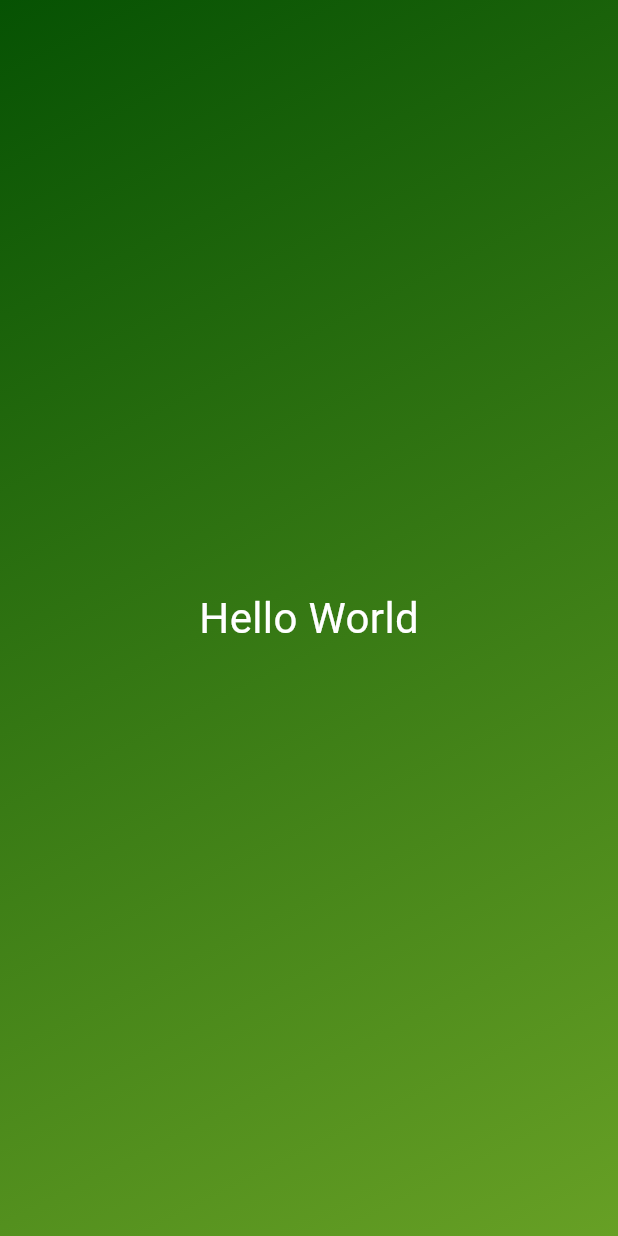
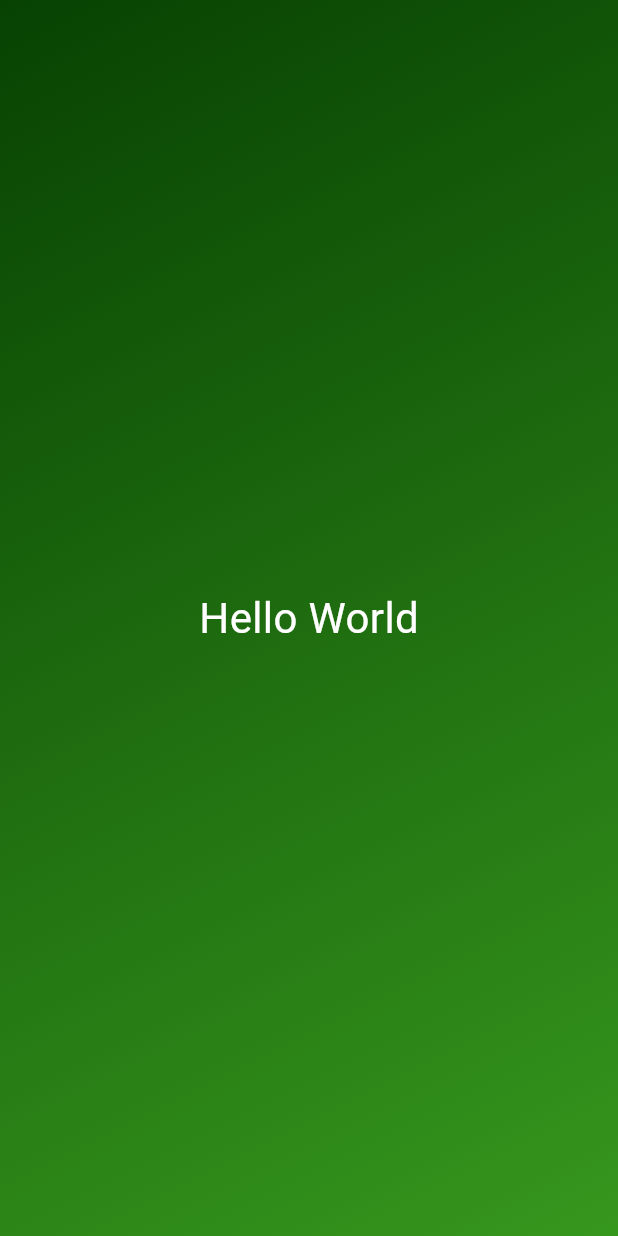
Before and after one commit to Oyaabuun/flutter, a Flutter app: the screen it shows after launch, on a phone screen of 412 x 824 dp. Run offline on Flutter 3.47's test engine with Material 3 defaults, Android fonts, the phone set to English and light mode, and no system bars.

Commit message:
first commit afdasfasf as f

```diff
--- a/lib/gradient_container.dart
+++ b/lib/gradient_container.dart
@@ -19,24 +19,27 @@ final endAlignment = Alignment.bottomRight;
 
 the difference between final and const is that const is compile time locked
 where as final is execution time locked */
+/*
+//1st solution
+class GradientContainer extends StatelessWidget{
+   //const GradientContainer({super.key, required this.colors});
+   //in the above line if you are putting inside the {} menas you are defining
+   // a named argument and it will need required keyword
+   //below we are using itt as postional argument to keep
+   //things simple
+   const GradientContainer(this.colors,{super.key});
 
-
-class GradientContainer extends StatelessWidget{
-   const GradientContainer({super.key});
-
-
+   final  List<Color> colors;
+ //  here we are passing a list of colors
   @override
   Widget build(context) {
       //startAlignment=Alignment.topLeft;// this line will become error if you are using const it will be only correct if you are using var
       //WE ARE ABLE TO REASSIGN THIS VARIABLE HERE AS IN DART
       //when variable is declared with var variablename then it is dynamic type it can take anyvalue and it is mutable
       return Container(
-          decoration: const BoxDecoration(
+          decoration:  BoxDecoration(
             gradient: LinearGradient(
-              colors:  [
-                Color.fromARGB(255, 6, 82, 3),
-                Color.fromARGB(255, 103, 160, 37),
-              ],
+              colors: colors,
               begin: startAlignment, //when you use Alignment? startAlignment; in variable declaraion in starting of code here on begin and end we will have errors since it doesnt want null values so better to use var method
               end: endAlignment,
             ),
@@ -48,3 +51,45 @@ class GradientContainer extends StatelessWidget{
         );
     }
 }
+*/
+
+//**********************************/
+//2nd solution
+class GradientContainer extends StatelessWidget{
+   //const GradientContainer({super.key, required this.colors});
+   //in the above line if you are putting inside the {} menas you are defining
+   // a named argument and it will need required keyword
+   //below we are using itt as postional argument to keep
+   //things simple
+
+
+  /*const GradientContainer(this.color1,this.color2,{super.key});
+    final Color color1;
+   final Color color2;
+   */
+
+   const GradientContainer(Color color1,Color color2,{super.key}): fcolor1=color1,fcolor2=color2;
+//here we are passing the two colors in separate varaibles
+   final Color fcolor1;
+   final Color fcolor2;
+
+  @override
+  Widget build(context) {
+      //startAlignment=Alignment.topLeft;// this line will become error if you are using const it will be only correct if you are using var
+      //WE ARE ABLE TO REASSIGN THIS VARIABLE HERE AS IN DART
+      //when variable is declared with var variablename then it is dynamic type it can take anyvalue and it is mutable
+      return Container(
+          decoration:  BoxDecoration(
+            gradient: LinearGradient(
+              colors: [fcolor1,fcolor2],
+              begin: startAlignment, //when you use Alignment? startAlignment; in variable declaraion in starting of code here on begin and end we will have errors since it doesnt want null values so better to use var method
+              end: endAlignment,
+            ),
+
+        ),
+        child: const Center(
+         child : StyledText('Hello World'),
+        ),
+        );
+    }
+}
--- a/lib/main.dart
+++ b/lib/main.dart
@@ -1,12 +1,13 @@
 import 'package:flutter/material.dart';
 import 'package:first_app/gradient_container.dart';
+
 
 // The main function is the entry point of the Flutter app.
 void main() {
   runApp(
     const MaterialApp(
       home: Scaffold(
-        body: GradientContainer(), // This is the constructor for the GradientContainer class.
+        body: GradientContainer(Color.fromARGB(255, 7, 66, 2),Color.fromARGB(255, 54, 151, 29)), // This is the constructor for the GradientContainer class.
       ),
     ),
   );
```
